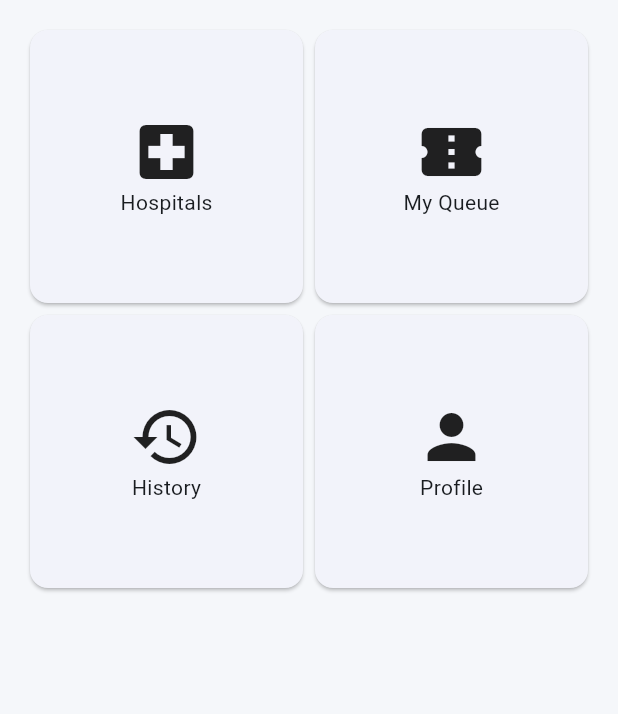
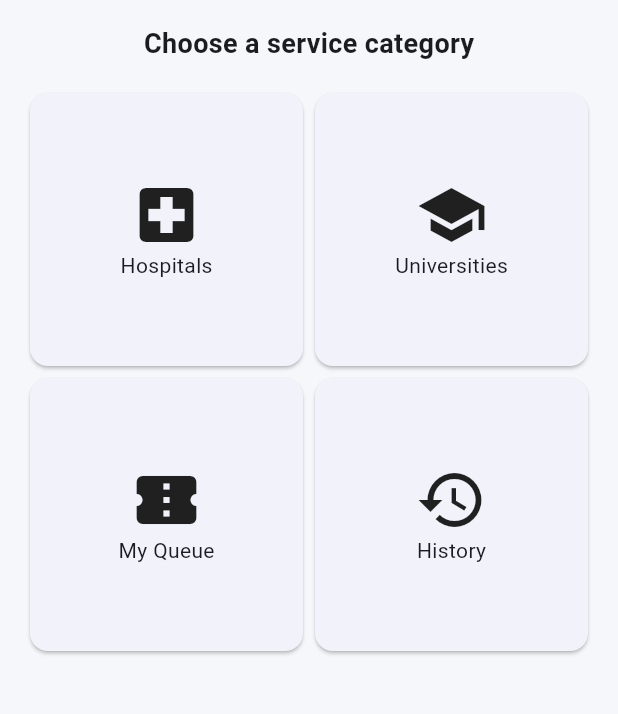
Before and after one commit to APKnation/zero-foleni, a Flutter app: the HomeScreen screen opened by its route, on a phone screen of 412 x 824 dp, the part 84-798 px from its top. Run offline on Flutter 3.47's test engine with Material 3 defaults, Android fonts, the phone set to English and light mode, and no system bars; our stand-ins replace flutter_riverpod, go_router.

Commit message:
removed os

```diff
--- a/lib/features/home/home_screen.dart
+++ b/lib/features/home/home_screen.dart
@@ -5,24 +5,22 @@ class HomeScreen extends StatelessWidget {
   const HomeScreen({super.key});
   @override
   Widget build(BuildContext context) {
-    final items = [
-      ('Hospitals', Icons.local_hospital, '/hospitals'),
-      ('My Queue', Icons.confirmation_number, '/tracking'),
-      ('History', Icons.history, '/history'),
-      ('Profile', Icons.person, '/profile'),
-    ];
     return Scaffold(
       appBar: AppBar(title: const Text('ZeroFoleni')),
-      body: GridView.count(
-        crossAxisCount: 2,
+      body: Padding(
         padding: const EdgeInsets.all(16),
-        children: items.map((e) => Card(
-          child: InkWell(
-            onTap: () => context.go(e.$3),
-            child: Center(child: Column(mainAxisSize: MainAxisSize.min, children: [Icon(e.$2, size: 48), Text(e.$1)])),
-          ),
-        )).toList(),
+        child: Column(children: [
+          const Text('Choose a service category', style: TextStyle(fontSize: 18, fontWeight: FontWeight.bold)),
+          const SizedBox(height: 16),
+          Expanded(child: GridView.count(crossAxisCount: 2, children: [
+            _cat(context, 'Hospitals', Icons.local_hospital, '/hospitals'),
+            _cat(context, 'Universities', Icons.school, '/universities'),
+            _cat(context, 'My Queue', Icons.confirmation_number, '/tracking'),
+            _cat(context, 'History', Icons.history, '/history'),
+          ])),
+        ]),
       ),
     );
   }
+  Widget _cat(BuildContext c, String t, IconData i, String r) => Card(child: InkWell(onTap: () => c.go(r), child: Center(child: Column(mainAxisSize: MainAxisSize.min, children: [Icon(i, size: 48), Text(t)]))));
 }
--- a/lib/features/queue/queue_ticket_screen.dart
+++ b/lib/features/queue/queue_ticket_screen.dart
@@ -13,7 +13,7 @@ class QueueTicketScreen extends StatelessWidget {
           child: Padding(
             padding: const EdgeInsets.all(24),
             child: Column(mainAxisSize: MainAxisSize.min, children: [
-              const Text('Ticket #Z-042', style: TextStyle(fontSize: 28, fontWeight: FontWeight.bold)),
+              const Text('Ticket #0427', style: TextStyle(fontSize: 28, fontWeight: FontWeight.bold)),
               const SizedBox(height: 8),
               const Text('Muhimbili National Hospital'),
               const Text('General Consultation'),
```
Also changed, not shown: lib/core/router/app_router.dart (+9 -0 lines), lib/features/staff/staff_dashboard_screen.dart (added, +14 -0 lines), lib/features/university/screens/university_list_screen.dart (added, +23 -0 lines), lib/features/university/screens/university_service_screen.dart (added, +23 -0 lines), lib/features/university/screens/university_ticket_tracking_screen.dart (added, +32 -0 lines).
